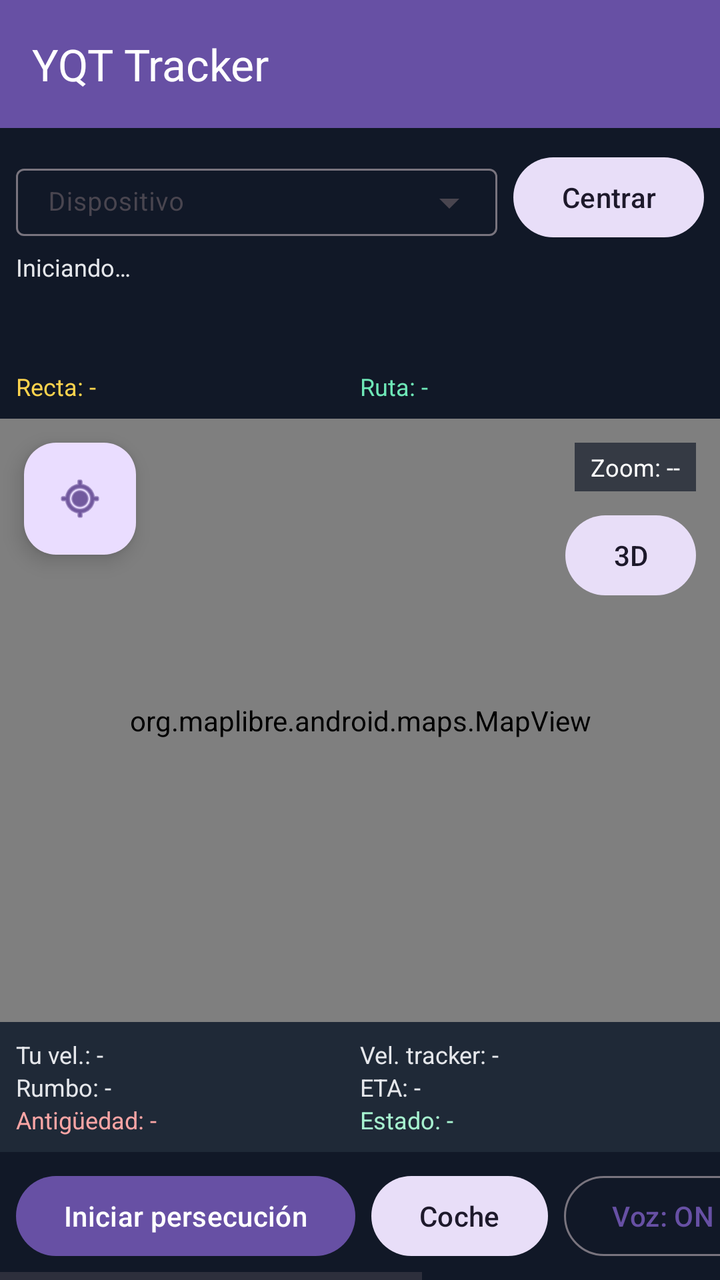
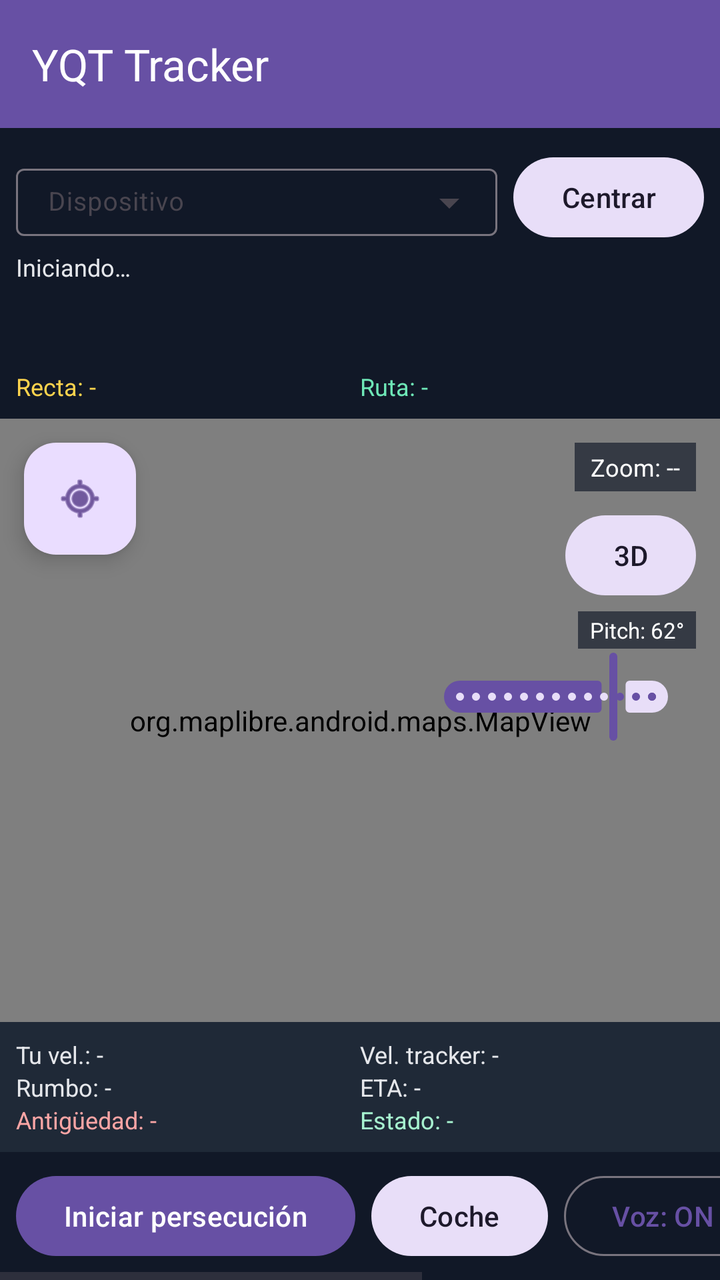

Before-and-after screenshots of an Android layout around one commit, followed by the original layout XML and the change that was made.
<!-- AndroidManifest.xml: application theme Theme.YQTTracker -->
<!-- res/layout/activity_map.xml -->
<?xml version="1.0" encoding="utf-8"?>
<LinearLayout xmlns:android="http://schemas.android.com/apk/res/android"
    xmlns:app="http://schemas.android.com/apk/res-auto"
    android:layout_width="match_parent"
    android:layout_height="match_parent"
    android:orientation="vertical">

    <com.google.android.material.appbar.MaterialToolbar
        android:id="@+id/toolbar"
        android:layout_width="match_parent"
        android:layout_height="wrap_content"
        android:background="?attr/colorPrimary"
        android:theme="@style/ThemeOverlay.Material3.Dark.ActionBar"
        app:title="@string/app_name" />

    <LinearLayout
        android:id="@+id/topPanel"
        android:layout_width="match_parent"
        android:layout_height="wrap_content"
        android:background="#111827"
        android:orientation="vertical"
        android:padding="8dp">

        <LinearLayout
            android:layout_width="match_parent"
            android:layout_height="wrap_content"
            android:orientation="horizontal"
            android:gravity="center_vertical">

            <com.google.android.material.textfield.TextInputLayout
                android:id="@+id/deviceSelectorLayout"
                style="@style/Widget.Material3.TextInputLayout.OutlinedBox.ExposedDropdownMenu"
                android:layout_width="0dp"
                android:layout_height="wrap_content"
                android:layout_weight="1"
                android:hint="Dispositivo"
                app:endIconMode="dropdown_menu">

                <com.google.android.material.textfield.MaterialAutoCompleteTextView
                    android:id="@+id/deviceSelector"
                    android:layout_width="match_parent"
                    android:layout_height="wrap_content"
                    android:inputType="none"
                    android:textColor="#FFFFFF"
                    android:textSize="13sp"
                    android:paddingTop="8dp"
                    android:paddingBottom="8dp" />
            </com.google.android.material.textfield.TextInputLayout>

            <com.google.android.material.button.MaterialButton
                android:id="@+id/centerDeviceButton"
                style="@style/Widget.Material3.Button.TonalButton"
                android:layout_width="wrap_content"
                android:layout_height="wrap_content"
                android:layout_marginStart="8dp"
                android:minWidth="0dp"
                android:text="Centrar" />
        </LinearLayout>

        <TextView
            android:id="@+id/statusText"
            android:layout_width="match_parent"
            android:layout_height="wrap_content"
            android:textColor="#E5E7EB"
            android:textSize="12sp"
            android:text="Iniciando…" />

        <TextView
            android:id="@+id/nextManeuverText"
            android:layout_width="match_parent"
            android:layout_height="wrap_content"
            android:textColor="#FFFFFF"
            android:textSize="16sp"
            android:textStyle="bold"
            android:text=""
            android:paddingTop="2dp" />

        <TextView
            android:id="@+id/routeText"
            android:layout_width="match_parent"
            android:layout_height="wrap_content"
            android:textColor="#93C5FD"
            android:textSize="13sp"
            android:text="" />

        <TextView
            android:id="@+id/navInstructionText"
            android:layout_width="match_parent"
            android:layout_height="wrap_content"
            android:textColor="#D1FAE5"
            android:textSize="13sp"
            android:paddingTop="2dp"
            android:visibility="gone"
            android:text="" />

        <LinearLayout
            android:layout_width="match_parent"
            android:layout_height="wrap_content"
            android:orientation="horizontal"
            android:paddingTop="2dp">

            <TextView
                android:id="@+id/straightDistanceText"
                android:layout_width="0dp"
                android:layout_height="wrap_content"
                android:layout_weight="1"
                android:textColor="#FCD34D"
                android:textSize="12sp"
                android:text="Recta: -" />

            <TextView
                android:id="@+id/routeDistanceText"
                android:layout_width="0dp"
                android:layout_height="wrap_content"
                android:layout_weight="1"
                android:textColor="#6EE7B7"
                android:textSize="12sp"
                android:text="Ruta: -" />
        </LinearLayout>
    </LinearLayout>

    <FrameLayout
        android:layout_width="match_parent"
        android:layout_height="0dp"
        android:layout_weight="1">

        <org.maplibre.android.maps.MapView
            android:id="@+id/map"
            android:layout_width="match_parent"
            android:layout_height="match_parent" />

        <com.google.android.material.floatingactionbutton.FloatingActionButton
            android:id="@+id/myLocationButton"
            android:layout_width="wrap_content"
            android:layout_height="wrap_content"
            android:layout_gravity="top|start"
            android:layout_margin="12dp"
            android:contentDescription="@string/my_location"
            app:srcCompat="@android:drawable/ic_menu_mylocation" />

        <LinearLayout
            android:layout_width="wrap_content"
            android:layout_height="wrap_content"
            android:layout_gravity="top|end"
            android:layout_margin="12dp"
            android:orientation="vertical"
            android:gravity="end">

            <TextView
                android:id="@+id/zoomIndicatorText"
                android:layout_width="wrap_content"
                android:layout_height="wrap_content"
                android:background="#AA111827"
                android:paddingStart="8dp"
                android:paddingEnd="8dp"
                android:paddingTop="4dp"
                android:paddingBottom="4dp"
                android:text="Zoom: --"
                android:textColor="#FFFFFF"
                android:textSize="12sp" />

            <com.google.android.material.button.MaterialButton
                android:id="@+id/viewModeButton"
                style="@style/Widget.Material3.Button.TonalButton"
                android:layout_width="wrap_content"
                android:layout_height="wrap_content"
                android:layout_marginTop="8dp"
                android:minWidth="0dp"
                android:text="3D" />
        </LinearLayout>

        <com.google.android.material.button.MaterialButton
            android:id="@+id/recenterNavButton"
            style="@style/Widget.Material3.Button.TonalButton"
            android:layout_width="wrap_content"
            android:layout_height="wrap_content"
            android:layout_gravity="bottom|center_horizontal"
            android:layout_marginBottom="16dp"
            android:text="Volver a navegación"
            android:visibility="gone" />
    </FrameLayout>

    <LinearLayout
        android:id="@+id/bottomPanel"
        android:layout_width="match_parent"
        android:layout_height="wrap_content"
        android:background="#1F2937"
        android:orientation="vertical"
        android:padding="8dp">

        <LinearLayout
            android:layout_width="match_parent"
            android:layout_height="wrap_content"
            android:orientation="horizontal">

            <TextView
                android:id="@+id/userSpeedText"
                android:layout_width="0dp"
                android:layout_height="wrap_content"
                android:layout_weight="1"
                android:textColor="#E5E7EB"
                android:textSize="12sp"
                android:text="Tu vel.: -" />

            <TextView
                android:id="@+id/trackerSpeedText"
                android:layout_width="0dp"
                android:layout_height="wrap_content"
                android:layout_weight="1"
                android:textColor="#E5E7EB"
                android:textSize="12sp"
                android:text="Vel. tracker: -" />
        </LinearLayout>

        <LinearLayout
            android:layout_width="match_parent"
            android:layout_height="wrap_content"
            android:orientation="horizontal">

            <TextView
                android:id="@+id/trackerHeadingText"
                android:layout_width="0dp"
                android:layout_height="wrap_content"
                android:layout_weight="1"
                android:textColor="#E5E7EB"
                android:textSize="12sp"
                android:text="Rumbo: -" />

            <TextView
                android:id="@+id/etaText"
                android:layout_width="0dp"
                android:layout_height="wrap_content"
                android:layout_weight="1"
                android:textColor="#E5E7EB"
                android:textSize="12sp"
                android:text="ETA: -" />
        </LinearLayout>

        <LinearLayout
            android:layout_width="match_parent"
            android:layout_height="wrap_content"
            android:orientation="horizontal">

            <TextView
                android:id="@+id/lastUpdateAgeText"
                android:layout_width="0dp"
                android:layout_height="wrap_content"
                android:layout_weight="1"
                android:textColor="#FCA5A5"
                android:textSize="12sp"
                android:text="Antigüedad: -" />

            <TextView
                android:id="@+id/connectionStateText"
                android:layout_width="0dp"
                android:layout_height="wrap_content"
                android:layout_weight="1"
                android:textColor="#A7F3D0"
                android:textSize="12sp"
                android:text="Estado: -" />
        </LinearLayout>
    </LinearLayout>

    <HorizontalScrollView
        android:layout_width="match_parent"
        android:layout_height="wrap_content"
        android:fillViewport="true"
        android:background="#111827">

        <LinearLayout
            android:layout_width="wrap_content"
            android:layout_height="wrap_content"
            android:orientation="horizontal"
            android:padding="8dp"
            android:gravity="center_vertical">

            <com.google.android.material.button.MaterialButton
                android:id="@+id/startPursuitButton"
                style="@style/Widget.Material3.Button"
                android:layout_width="wrap_content"
                android:layout_height="wrap_content"
                android:text="Iniciar persecución" />

            <com.google.android.material.button.MaterialButton
                android:id="@+id/profileButton"
                style="@style/Widget.Material3.Button.TonalButton"
                android:layout_width="wrap_content"
                android:layout_height="wrap_content"
                android:layout_marginStart="8dp"
                android:text="Coche" />

            <com.google.android.material.button.MaterialButton
                android:id="@+id/voiceToggleButton"
                style="@style/Widget.Material3.Button.OutlinedButton"
                android:layout_width="wrap_content"
                android:layout_height="wrap_content"
                android:layout_marginStart="8dp"
                android:text="Voz: ON" />

            <com.google.android.material.button.MaterialButton
                android:id="@+id/followExternalButton"
                style="@style/Widget.Material3.Button.OutlinedButton"
                android:layout_width="wrap_content"
                android:layout_height="wrap_content"
                android:layout_marginStart="8dp"
                android:text="@string/follow_external" />

            <com.google.android.material.button.MaterialButton
                android:id="@+id/followButton"
                style="@style/Widget.Material3.Button.OutlinedButton"
                android:layout_width="wrap_content"
                android:layout_height="wrap_content"
                android:layout_marginStart="8dp"
                android:text="@string/follow"
                android:visibility="gone" />
        </LinearLayout>
    </HorizontalScrollView>

</LinearLayout>
<!-- resources referenced by this layout -->
<resources>
  <string name="app_name">YQT Tracker</string>
  <string name="follow">Perseguir</string>
  <string name="follow_external">Perseguir en Google Maps</string>
  <string name="my_location">Mi ubicación</string>
  <style name="Theme.YQTTracker" parent="Theme.Material3.DayNight.NoActionBar">
          <item name="colorPrimary">@color/purple_500</item>
          <item name="colorSecondary">@color/teal_200</item>
      </style>
  <color name="purple_500">#6750A4</color>
  <color name="teal_200">#03DAC5</color>
</resources>

<!-- the commit's change to res/layout/activity_map.xml (unified diff, before → after) -->
@@ -167,6 +167,29 @@
                 android:layout_marginTop="8dp"
                 android:minWidth="0dp"
                 android:text="3D" />
+
+            <TextView
+                android:id="@+id/pitchValueText"
+                android:layout_width="wrap_content"
+                android:layout_height="wrap_content"
+                android:layout_marginTop="4dp"
+                android:background="#AA111827"
+                android:paddingStart="6dp"
+                android:paddingEnd="6dp"
+                android:paddingTop="2dp"
+                android:paddingBottom="2dp"
+                android:text="Pitch: 62°"
+                android:textColor="#FFFFFF"
+                android:textSize="11sp" />
+
+            <com.google.android.material.slider.Slider
+                android:id="@+id/pitchSlider"
+                android:layout_width="140dp"
+                android:layout_height="wrap_content"
+                android:valueFrom="30"
+                android:valueTo="70"
+                android:stepSize="1"
+                android:value="62" />
         </LinearLayout>
 
         <com.google.android.material.button.MaterialButton
